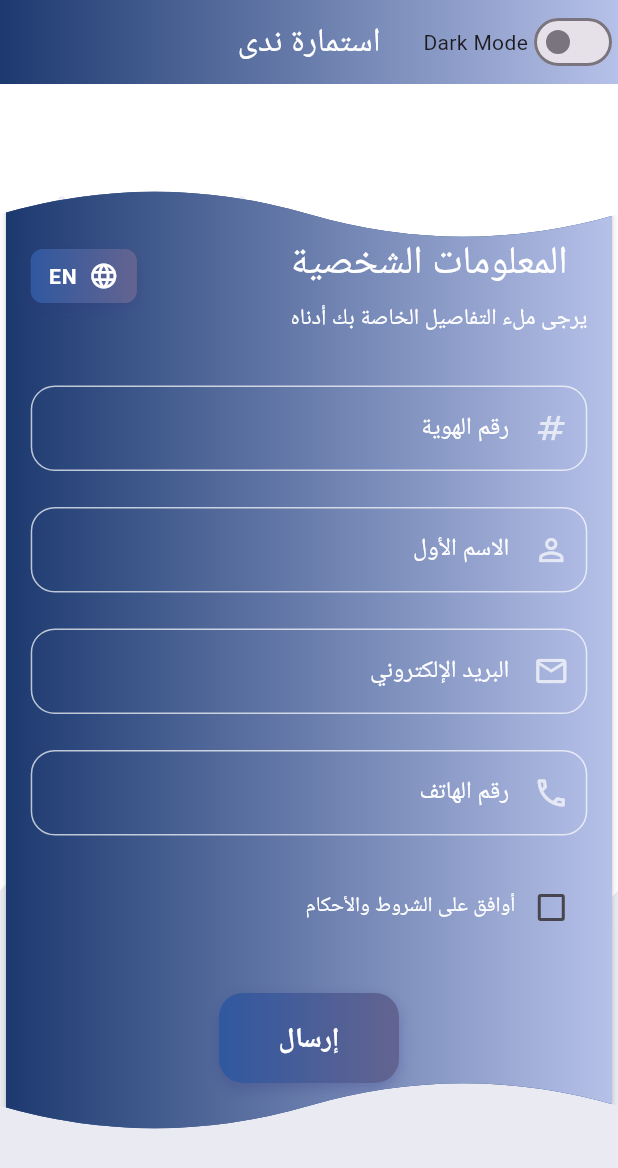
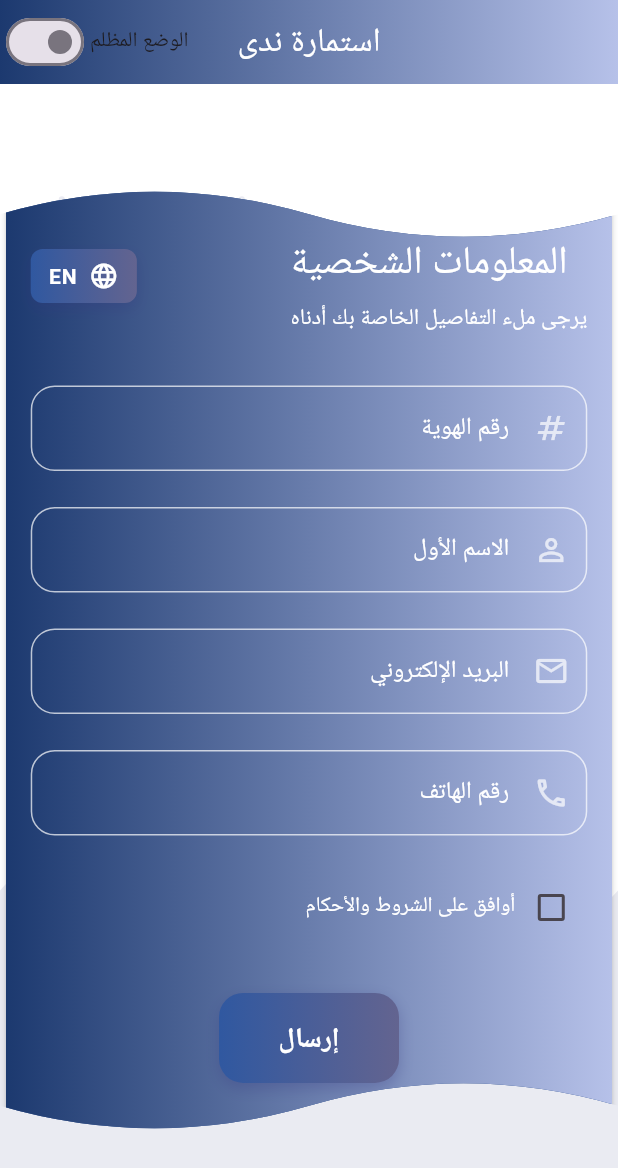
Before and after one commit to na58da/flutter_first_homework_nadaAldoubaie, a Flutter app: the screen it shows after launch, after a tap on "عربي", on a phone screen of 412 x 824 dp. Shown: the top 1168 px of the screen. Run offline on Flutter 3.47's test engine with Material 3 defaults, Android fonts, the phone set to English and light mode, and no system bars; our stand-ins replace get.

Commit message:
third homework

```diff
--- /dev/null
+++ b/lib/controllers/nada_theme_controller.dart
@@ -0,0 +1,26 @@
+import 'package:get/get.dart';
+import 'package:flutter/material.dart';
+
+class NadaThemeController extends GetxController {
+  final _isDarkMode = false.obs;
+  final _isArabic = false.obs;
+
+  bool get isDarkMode => _isDarkMode.value;
+  bool get isArabic => _isArabic.value;
+
+  @override
+  void onInit() {
+    super.onInit();
+    _isDarkMode.value = Get.isPlatformDarkMode;
+  }
+
+  void toggleTheme() {
+    _isDarkMode.value = !_isDarkMode.value;
+    Get.changeThemeMode(_isDarkMode.value ? ThemeMode.dark : ThemeMode.light);
+  }
+
+  void toggleLanguage() {
+    _isArabic.value = !_isArabic.value;
+    Get.updateLocale(_isArabic.value ? const Locale('ar') : const Locale('en'));
+  }
+}
--- a/lib/main.dart
+++ b/lib/main.dart
@@ -5,8 +5,12 @@ import 'utils/nada_validators.dart';
 import 'widgets/nada_custom_text_field.dart';
 import 'widgets/nada_custom_button.dart';
 import 'painters/nada_painter.dart';
+import 'package:get/get.dart';
+import 'utils/nada_translations.dart';
+import 'controllers/nada_theme_controller.dart';
 
 void main() {
+  Get.put(NadaThemeController());
   runApp(const NadaApp());
 }
 
@@ -21,8 +25,7 @@ class NadaAppState extends State<NadaApp> with TickerProviderStateMixin {
   final _nadaFormKey = GlobalKey<FormState>();
   final _scaffoldKey = GlobalKey<ScaffoldState>();
   final _nadaFormData = NadaFormData();
-  bool nadaIsArabic = false;
-  bool isDarkMode = false;
+  final _themeController = Get.find<NadaThemeController>();
 
   late AnimationController _nadaButtonController;
   late Animation<double> _nadaButtonAnimation;
@@ -63,15 +66,24 @@ class NadaAppState extends State<NadaApp> with TickerProviderStateMixin {
 
   @override
   Widget build(BuildContext context) {
-    return MaterialApp(
+    return GetMaterialApp(
       debugShowCheckedModeBanner: false,
-      theme: isDarkMode ? ThemeData.dark() : ThemeData.light(),
+      translations: NadaTranslations(),
+      locale: const Locale('en'),
+      fallbackLocale: const Locale('en'),
+      theme: ThemeData.light(),
+      darkTheme: ThemeData.dark(),
+      themeMode: _themeController.isDarkMode ? ThemeMode.dark : ThemeMode.light,
       home: Builder(
-        builder: (context) => Scaffold(
+        builder: (context) => Obx(
+          () => Scaffold(
             key: _scaffoldKey,
             appBar: _nadaBuildAppBar(),
-          backgroundColor: isDarkMode ? Colors.grey[900] : NadaAppColors.nadaWhite,
+            backgroundColor: _themeController.isDarkMode
+                ? Colors.grey[900]
+                : NadaAppColors.nadaWhite,
             body: _nadaBuildBody(),
+          ),
         ),
       ),
     );
@@ -80,7 +92,7 @@ class NadaAppState extends State<NadaApp> with TickerProviderStateMixin {
   PreferredSizeWidget _nadaBuildAppBar() {
     return AppBar(
       title: Text(
-        nadaIsArabic ? 'استمارة ندى' : 'Nada\'s Form',
+        'nada_form'.tr,
         style: const TextStyle(
           fontWeight: FontWeight.w500,
           letterSpacing: 0.5,
@@ -90,7 +102,10 @@ class NadaAppState extends State<NadaApp> with TickerProviderStateMixin {
       flexibleSpace: Container(
         decoration: const BoxDecoration(
           gradient: LinearGradient(
-            colors: [NadaAppColors.nadaGradientStart, NadaAppColors.nadaGradientEnd],
+            colors: [
+              NadaAppColors.nadaGradientStart,
+              NadaAppColors.nadaGradientEnd
+            ],
             begin: Alignment.centerLeft,
             end: Alignment.centerRight,
           ),
@@ -101,14 +116,12 @@ class NadaAppState extends State<NadaApp> with TickerProviderStateMixin {
       actions: [
         Row(
           children: [
-            const Text('Dark Mode'),
-            Switch(
-              value: isDarkMode,
-              onChanged: (value) {
-                setState(() {
-                  isDarkMode = value;
-                });
-              },
+            Text('dark_mode'.tr),
+            Obx(
+              () => Switch(
+                value: _themeController.isDarkMode,
+                onChanged: (value) => _themeController.toggleTheme(),
+              ),
             ),
           ],
         ),
@@ -127,7 +140,8 @@ class NadaAppState extends State<NadaApp> with TickerProviderStateMixin {
           ),
         ),
         Directionality(
-          textDirection: nadaIsArabic ? TextDirection.rtl : TextDirection.ltr,
+          textDirection:
+              _themeController.isArabic ? TextDirection.rtl : TextDirection.ltr,
           child: Center(
             child: SingleChildScrollView(
               child: Container(
@@ -146,7 +160,10 @@ class NadaAppState extends State<NadaApp> with TickerProviderStateMixin {
                     child: Container(
                       decoration: const BoxDecoration(
                         gradient: LinearGradient(
-                          colors: [NadaAppColors.nadaGradientStart, NadaAppColors.nadaGradientEnd],
+                          colors: [
+                            NadaAppColors.nadaGradientStart,
+                            NadaAppColors.nadaGradientEnd
+                          ],
                           begin: Alignment.centerLeft,
                           end: Alignment.centerRight,
                         ),
@@ -158,7 +175,9 @@ class NadaAppState extends State<NadaApp> with TickerProviderStateMixin {
                       child: Form(
                         key: _nadaFormKey,
                         child: Column(
-                          crossAxisAlignment: nadaIsArabic ? CrossAxisAlignment.end : CrossAxisAlignment.start,
+                          crossAxisAlignment: _themeController.isArabic
+                              ? CrossAxisAlignment.end
+                              : CrossAxisAlignment.start,
                           children: [
                             Row(
                               mainAxisAlignment: MainAxisAlignment.spaceBetween,
@@ -166,7 +185,9 @@ class NadaAppState extends State<NadaApp> with TickerProviderStateMixin {
                               children: [
                                 Expanded(
                                   child: Container(
-                                    alignment: nadaIsArabic ? Alignment.centerRight : Alignment.centerLeft,
+                                    alignment: _themeController.isArabic
+                                        ? Alignment.centerRight
+                                        : Alignment.centerLeft,
                                     child: _nadaBuildHeader(),
                                   ),
                                 ),
@@ -176,9 +197,13 @@ class NadaAppState extends State<NadaApp> with TickerProviderStateMixin {
                                 ),
                               ],
                             ),
-                            SizedBox(height: MediaQuery.of(context).size.height * 0.04),
+                            SizedBox(
+                                height:
+                                    MediaQuery.of(context).size.height * 0.04),
                             _nadaBuildFormFields(),
-                            SizedBox(height: MediaQuery.of(context).size.height * 0.04),
+                            SizedBox(
+                                height:
+                                    MediaQuery.of(context).size.height * 0.04),
                             Center(
                               child: _nadaBuildSubmitButton(),
                             ),
@@ -198,10 +223,12 @@ class NadaAppState extends State<NadaApp> with TickerProviderStateMixin {
 
   Widget _nadaBuildHeader() {
     return Column(
-      crossAxisAlignment: nadaIsArabic ? CrossAxisAlignment.end : CrossAxisAlignment.start,
+      crossAxisAlignment: _themeController.isArabic
+          ? CrossAxisAlignment.end
+          : CrossAxisAlignment.start,
       children: [
         Text(
-          nadaIsArabic ? 'المعلومات الشخصية' : 'Personal Information',
+          'personal_info'.tr,
           style: const TextStyle(
             fontSize: 26,
             fontWeight: FontWeight.w500,
@@ -211,7 +238,7 @@ class NadaAppState extends State<NadaApp> with TickerProviderStateMixin {
         ),
         const SizedBox(height: 8),
         Text(
-          nadaIsArabic ? 'يرجى ملء التفاصيل الخاصة بك أدناه' : 'Please fill in your details below',
+          'fill_details'.tr,
           style: const TextStyle(
             fontSize: 15,
             color: NadaAppColors.nadaWhite,
@@ -226,8 +253,8 @@ class NadaAppState extends State<NadaApp> with TickerProviderStateMixin {
     return Column(
       children: [
         NadaCustomTextField(
-          nadaLabel: nadaIsArabic ? 'رقم الهوية' : 'ID Number',
-          nadaHint: nadaIsArabic ? 'أدخل رقم الهوية' : 'Enter your ID number',
+          nadaLabel: 'id_number'.tr,
+          nadaHint: 'enter_id'.tr,
           nadaIcon: Icons.numbers_outlined,
           nadaOnChanged: (value) => _nadaFormData.nadaId = value,
           nadaValidator: NadaFormValidators.nadaValidateNumberOnly,
@@ -235,8 +262,8 @@ class NadaAppState extends State<NadaApp> with TickerProviderStateMixin {
         ),
         const SizedBox(height: 24),
         NadaCustomTextField(
-          nadaLabel: nadaIsArabic ? 'الاسم الأول' : 'First Name',
-          nadaHint: nadaIsArabic ? 'أدخل اسمك الأول' : 'Enter your first name',
+          nadaLabel: 'first_name'.tr,
+          nadaHint: 'enter_first_name'.tr,
           nadaIcon: Icons.person_outline,
           nadaOnChanged: (value) => _nadaFormData.nadaFirstName = value,
           nadaValidator: NadaFormValidators.nadaValidateTextOnly,
@@ -244,8 +271,8 @@ class NadaAppState extends State<NadaApp> with TickerProviderStateMixin {
         ),
         const SizedBox(height: 24),
         NadaCustomTextField(
-          nadaLabel: nadaIsArabic ? 'البريد الإلكتروني' : 'Email Address',
-          nadaHint: nadaIsArabic ? 'أدخل بريدك الإلكتروني' : 'Enter your email address',
+          nadaLabel: 'email'.tr,
+          nadaHint: 'enter_email'.tr,
           nadaIcon: Icons.email_outlined,
           nadaOnChanged: (value) => _nadaFormData.nadaEmail = value,
           nadaValidator: NadaFormValidators.nadaValidateEmail,
@@ -253,8 +280,8 @@ class NadaAppState extends State<NadaApp> with TickerProviderStateMixin {
         ),
         const SizedBox(height: 24),
         NadaCustomTextField(
-          nadaLabel: nadaIsArabic ? 'رقم الهاتف' : 'Phone Number',
-          nadaHint: nadaIsArabic ? 'أدخل رقم هاتفك' : 'Enter your phone number',
+          nadaLabel: 'phone'.tr,
+          nadaHint: 'enter_phone'.tr,
           nadaIcon: Icons.phone_outlined,
           nadaOnChanged: (value) => _nadaFormData.nadaPhoneNumber = value,
           nadaValidator: NadaFormValidators.nadaValidatePhoneNumber,
@@ -274,9 +301,7 @@ class NadaAppState extends State<NadaApp> with TickerProviderStateMixin {
             ),
             Expanded(
               child: Text(
-                nadaIsArabic
-                  ? 'أوافق على الشروط والأحكام'
-                  : 'I agree to the terms and conditions',
+                'terms_conditions'.tr,
                 style: const TextStyle(
                   color: NadaAppColors.nadaWhite,
                   fontSize: 14,
@@ -291,7 +316,7 @@ class NadaAppState extends State<NadaApp> with TickerProviderStateMixin {
 
   Widget _nadaBuildSubmitButton() {
     return NadaCustomButton(
-      nadaText: nadaIsArabic ? 'إرسال' : 'Submit',
+      nadaText: 'submit'.tr,
       nadaOnPressed: _nadaHandleSubmit,
       nadaAnimationController: _nadaButtonController,
       nadaAnimation: _nadaButtonAnimation,
@@ -299,14 +324,8 @@ class NadaAppState extends State<NadaApp> with TickerProviderStateMixin {
   }
 
   void _nadaHandleSubmit() {
-
-
     if (_nadaFormKey.currentState?.validate() ?? false) {
-
-
       if (_nadaFormData.nadaAcceptTerms) {
-
-
         final context = _scaffoldKey.currentContext;
         if (context != null) {
           ScaffoldMessenger.of(context).showSnackBar(
@@ -316,9 +335,7 @@ class NadaAppState extends State<NadaApp> with TickerProviderStateMixin {
                   const Icon(Icons.check_circle, color: Colors.white),
                   const SizedBox(width: 8),
                   Text(
-                    nadaIsArabic
-                      ? 'تم إرسال النموذج بنجاح'
-                      : 'Form submitted successfully',
+                    'form_submitted'.tr,
                     style: const TextStyle(
                       color: Colors.white,
                       fontSize: 16,
@@ -342,8 +359,6 @@ class NadaAppState extends State<NadaApp> with TickerProviderStateMixin {
           );
         }
       } else {
-
-
         final context = _scaffoldKey.currentContext;
         if (context != null) {
           ScaffoldMessenger.of(context).showSnackBar(
@@ -353,9 +368,7 @@ class NadaAppState extends State<NadaApp> with TickerProviderStateMixin {
                   const Icon(Icons.error_outline, color: Colors.white),
                   const SizedBox(width: 8),
                   Text(
-                    nadaIsArabic
-                      ? 'يرجى الموافقة على الشروط والأحكام'
-                      : 'Please accept the terms and conditions',
+                    'accept_terms'.tr,
                     style: const TextStyle(
                       color: Colors.white,
                       fontSize: 16,
@@ -383,26 +396,23 @@ class NadaAppState extends State<NadaApp> with TickerProviderStateMixin {
   }
 
   Widget _nadaBuildLanguageToggle() {
-    return NadaCustomButton(
-      nadaText: nadaIsArabic ? 'EN' : 'عربي',
-
+    return Obx(
+      () => NadaCustomButton(
+        nadaText: _themeController.isArabic ? 'EN' : 'عربي',
         nadaIsSmall: true,
         nadaIcon: RotationTransition(
           turns: _nadaRotateAnimation,
-
           child: const Icon(
             Icons.language,
             color: Colors.white,
             size: 20,
-
           ),
         ),
         nadaOnPressed: () {
           _nadaLanguageController.forward(from: 0);
-        setState(() {
-          nadaIsArabic = !nadaIsArabic;
-        });
+          _themeController.toggleLanguage();
         },
+      ),
     );
   }
 }
@@ -415,12 +425,16 @@ class CurveClipper extends CustomClipper<Path> {
 
     // Top curve - wave style
     path.quadraticBezierTo(
-      size.width * 0.25, 0,
-      size.width * 0.5, 30,
+      size.width * 0.25,
+      0,
+      size.width * 0.5,
+      30,
     );
     path.quadraticBezierTo(
-      size.width * 0.75, 60,
-      size.width, 30,
+      size.width * 0.75,
+      60,
+      size.width,
+      30,
     );
 
     // Right line
@@ -428,12 +442,16 @@ class CurveClipper extends CustomClipper<Path> {
 
     // Bottom curve - wave style
     path.quadraticBezierTo(
-      size.width * 0.75, size.height - 60,
-      size.width * 0.5, size.height - 30,
+      size.width * 0.75,
+      size.height - 60,
+      size.width * 0.5,
+      size.height - 30,
     );
     path.quadraticBezierTo(
-      size.width * 0.25, size.height,
-      0, size.height - 30,
+      size.width * 0.25,
+      size.height,
+      0,
+      size.height - 30,
     );
 
     path.close();
--- a/lib/utils/nada_app_colors.dart
+++ b/lib/utils/nada_app_colors.dart
@@ -1,13 +1,12 @@
 import 'package:flutter/material.dart';
 
 class NadaAppColors {
-  static const nadaPrimary =Color.fromARGB(255, 48, 88, 160);
-  static const nadaSecondary= Color.fromARGB(255, 99, 100, 144);
+  static const nadaPrimary = Color.fromARGB(255, 48, 88, 160);
+  static const nadaSecondary = Color.fromARGB(255, 99, 100, 144);
   static const nadaWhite = Colors.white;
   static const nadaTextPrimary = Color(0xFF1E293B);
   static const nadaTextSecondary = Color(0xFF64748B);
   static const nadaHover = Color(0xFF818CF8);
-
   static const nadaGradientStart = Color.fromARGB(255, 28, 57, 111);
   static const nadaGradientEnd = Color(0xFFB6C1E9);
 }
--- /dev/null
+++ b/lib/utils/nada_translations.dart
@@ -0,0 +1,59 @@
+import 'package:get/get.dart';
+
+class NadaTranslations extends Translations {
+  @override
+  Map<String, Map<String, String>> get keys => {
+        'en': {
+          'personal_info': 'Personal Information',
+          'fill_details': 'Please fill in your details below',
+          'id_number': 'ID Number',
+          'enter_id': 'Enter your ID number',
+          'first_name': 'First Name',
+          'enter_first_name': 'Enter your first name',
+          'email': 'Email Address',
+          'enter_email': 'Enter your email address',
+          'phone': 'Phone Number',
+          'enter_phone': 'Enter your phone number',
+          'terms_conditions': 'I agree to the terms and conditions',
+          'submit': 'Submit',
+          'form_submitted': 'Form submitted successfully',
+          'accept_terms': 'Please accept the terms and conditions',
+          'nada_form': 'Nada\'s Form',
+          'dark_mode': 'Dark Mode',
+          'enter_email_required': 'Please enter your email',
+          'enter_valid_email': 'Please enter a valid email address',
+          'enter_text_required': 'Please enter text',
+          'enter_letters_only': 'Please enter only letters',
+          'enter_phone_required': 'Please enter your phone number',
+          'enter_valid_phone': 'Please enter a valid phone number',
+          'enter_number_required': 'Please enter a number',
+          'enter_numbers_only': 'Please enter only numbers',
+        },
+        'ar': {
+          'personal_info': 'المعلومات الشخصية',
+          'fill_details': 'يرجى ملء التفاصيل الخاصة بك أدناه',
+          'id_number': 'رقم الهوية',
+          'enter_id': 'أدخل رقم الهوية',
+          'first_name': 'الاسم الأول',
+          'enter_first_name': 'أدخل اسمك الأول',
+          'email': 'البريد الإلكتروني',
+          'enter_email': 'أدخل بريدك الإلكتروني',
+          'phone': 'رقم الهاتف',
+          'enter_phone': 'أدخل رقم هاتفك',
+          'terms_conditions': 'أوافق على الشروط والأحكام',
+          'submit': 'إرسال',
+          'form_submitted': 'تم إرسال النموذج بنجاح',
+          'accept_terms': 'يرجى الموافقة على الشروط والأحكام',
+          'nada_form': 'استمارة ندى',
+          'dark_mode': 'الوضع المظلم',
+          'enter_email_required': 'الرجاء إدخال بريدك الإلكتروني',
+          'enter_valid_email': 'الرجاء إدخال عنوان بريد إلكتروني صحيح',
+          'enter_text_required': 'الرجاء إدخال النص',
+          'enter_letters_only': 'الرجاء إدخال الحروف فقط',
+          'enter_phone_required': 'الرجاء إدخال رقم هاتفك',
+          'enter_valid_phone': 'الرجاء إدخال رقم هاتف صحيح',
+          'enter_number_required': 'الرجاء إدخال رقم',
+          'enter_numbers_only': 'الرجاء إدخال الأرقام فقط',
+        },
+      };
+}
--- a/lib/utils/nada_validators.dart
+++ b/lib/utils/nada_validators.dart
@@ -1,40 +1,42 @@
+import 'package:get/get.dart';
+
 class NadaFormValidators {
   static String? nadaValidateEmail(String? value) {
     if (value == null || value.isEmpty) {
-      return 'Please enter your email';
+      return 'enter_email_required'.tr;
     }
     if (!RegExp(r'^[^@]+@[^@]+\.[^@]+').hasMatch(value)) {
-      return 'Please enter a valid email address';
+      return 'enter_valid_email'.tr;
     }
     return null;
   }
 
   static String? nadaValidateTextOnly(String? value) {
     if (value == null || value.isEmpty) {
-      return 'Please enter text';
+      return 'enter_text_required'.tr;
     }
     if (!RegExp(r'^[a-zA-Z]+$').hasMatch(value)) {
-      return 'Please enter only letters';
+      return 'enter_letters_only'.tr;
     }
     return null;
   }
 
   static String? nadaValidatePhoneNumber(String? value) {
     if (value == null || value.isEmpty) {
-      return 'Please enter your phone number';
+      return 'enter_phone_required'.tr;
     }
     if (!RegExp(r'^\+?[0-9]{10,15}$').hasMatch(value)) {
-      return 'Please enter a valid phone number';
+      return 'enter_valid_phone'.tr;
     }
     return null;
   }
 
   static String? nadaValidateNumberOnly(String? value) {
     if (value == null || value.isEmpty) {
-      return 'Please enter a number';
+      return 'enter_number_required'.tr;
     }
     if (!RegExp(r'^[0-9]+$').hasMatch(value)) {
-      return 'Please enter only numbers';
+      return 'enter_numbers_only'.tr;
     }
     return null;
   }
--- a/pubspec.yaml
+++ b/pubspec.yaml
@@ -30,6 +30,7 @@ environment:
 dependencies:
   flutter:
     sdk: flutter
+  get: ^4.6.6
 
 
   # The following adds the Cupertino Icons font to your application.
@@ -57,7 +58,6 @@ flutter:
   # included with your application, so that you can use the icons in
   # the material Icons class.
   uses-material-design: true
-
   # To add assets to your application, add an assets section, like this:
   # assets:
   #   - images/a_dot_burr.jpeg
```
Also changed, not shown: pubspec.lock. Lines whose indentation alone changed are shown as unchanged.
